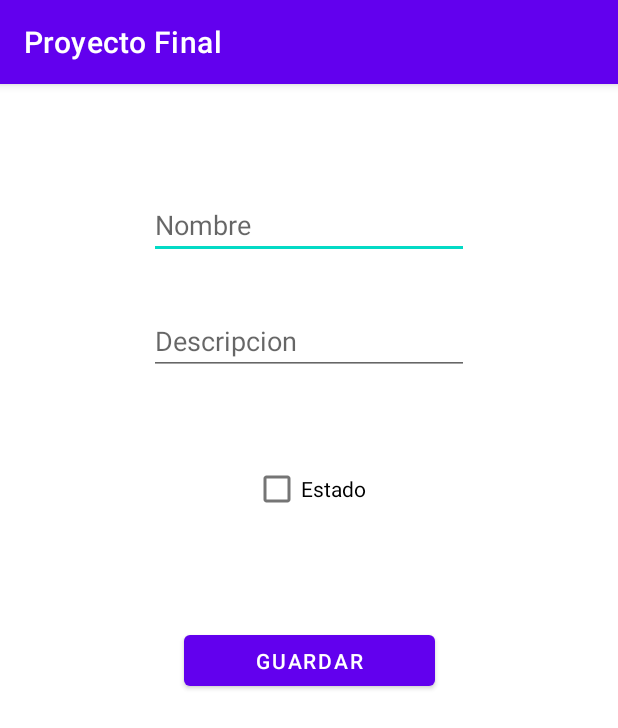
After one commit to OscarArregoces/proyecto-final-movil, an Android app: the createNotasActivity screen opened directly, with no data from a screen before it, on a phone screen of 412 x 824 dp. The commit adds this screen. Shown: the top 728 px of the screen. Run offline under Robolectric (Android 15) with nearby library versions, the phone set to English and light mode, and no system bars.

Commit message:
notas crud

```diff
--- a/app/src/main/java/Utils/Apis.java
+++ b/app/src/main/java/Utils/Apis.java
@@ -14,4 +14,8 @@ public class Apis {
 
         return Usuario.getUsuario(URL_001).create(UsuarioService.class);
     }
+
+    public static NotasServices getNotasService(){
+        return Notas.getNotas(URL_001).create(NotasServices.class);
+    }
 }
--- /dev/null
+++ b/app/src/main/java/Utils/NotasServices.java
@@ -0,0 +1,31 @@
+package Utils;
+
+import java.util.List;
+
+import Model.Notas;
+import retrofit2.Call;
+import retrofit2.http.Body;
+import retrofit2.http.DELETE;
+import retrofit2.http.GET;
+import retrofit2.http.POST;
+import retrofit2.http.PUT;
+import retrofit2.http.Path;
+
+
+
+public interface NotasServices {
+
+    @GET("notas/")
+    Call<List<Notas>> getNotas();
+
+    @POST("notas/create/")
+    Call<Notas>addNotas(@Body Notas notas);
+
+    @PUT("notas/update/{id}/")
+    Call<Notas>updateNotas(@Body Notas notas,@Path("id") int id);
+
+    @DELETE("notas/delete/{id}/")
+    Call<Notas>deleteNotas(@Path("id")int id);
+
+
+}
--- /dev/null
+++ b/app/src/main/java/com/example/proyectofinal/createNotasActivity.java
@@ -0,0 +1,85 @@
+package com.example.proyectofinal;
+
+import android.content.Intent;
+import android.os.Bundle;
+import android.util.Log;
+import android.view.View;
+import android.widget.ArrayAdapter;
+import android.widget.Button;
+import android.widget.CheckBox;
+import android.widget.EditText;
+import android.widget.LinearLayout;
+import android.widget.ListView;
+import android.widget.Toast;
+
+import androidx.annotation.Nullable;
+import androidx.appcompat.app.AppCompatActivity;
+
+import java.util.List;
+
+import Model.Notas;
+import Utils.Apis;
+import Utils.NotasServices;
+import retrofit2.Call;
+import retrofit2.Callback;
+import retrofit2.Response;
+
+public class createNotasActivity extends AppCompatActivity {
+
+    NotasServices service;
+    EditText txtNombre;
+    EditText txtDescription;
+    CheckBox txtEstado;
+    Button btnSave;
+
+    @Override
+    protected void onCreate(@Nullable Bundle savedInstanceState) {
+        super.onCreate(savedInstanceState);
+        setContentView(R.layout.create_activity_notas);
+
+        txtNombre=(EditText)findViewById(R.id.nombre);
+        txtDescription=(EditText)findViewById(R.id.description);
+        txtEstado= (CheckBox) findViewById(R.id.estado);
+        btnSave=(Button)findViewById(R.id.OnSave);
+
+        Bundle extras = getIntent().getExtras();
+
+        btnSave.setOnClickListener(new View.OnClickListener() {
+            @Override
+            public void onClick(View v) {
+                Notas notas=new Notas();
+                notas.setNombre(txtNombre.getText().toString());
+                notas.setDescripcion(txtDescription.getText().toString());
+                notas.setEstado(true);
+
+                if(txtNombre.length() == 0 || txtDescription.length() == 0){
+                    Toast.makeText(createNotasActivity.this, "Todos los campos son necesarios ", Toast.LENGTH_LONG).show();
+                }else{
+                    addPersona(notas);
+                }
+            }
+        });
+    }
+
+    public void addPersona(Notas notas) {
+        service = Apis.getNotasService();
+
+        Call<Notas> call = service.addNotas(notas);
+        call.enqueue(new Callback<Notas>() {
+            @Override
+            public void onResponse(Call<Notas> call, Response<Notas> response) {
+                if (response.isSuccessful()) {
+                    Toast.makeText(createNotasActivity.this, "Nota Guardada exitosamente", Toast.LENGTH_LONG).show();
+                    Intent intent = new Intent(createNotasActivity.this, NotasActivity.class);
+                    startActivity(intent);
+                }else{
+                    Toast.makeText(createNotasActivity.this, "Datos incorrectas", Toast.LENGTH_LONG).show();
+                }
+            }
+            @Override
+            public void onFailure(Call<Notas> call, Throwable t) {
+                Log.e("Error:", t.getMessage());
+            }
+        });
+    }
+}
--- /dev/null
+++ b/app/src/main/res/layout/create_activity_notas.xml
@@ -0,0 +1,56 @@
+<?xml version="1.0" encoding="utf-8"?>
+<androidx.constraintlayout.widget.ConstraintLayout xmlns:android="http://schemas.android.com/apk/res/android"
+    xmlns:app="http://schemas.android.com/apk/res-auto"
+    xmlns:tools="http://schemas.android.com/tools"
+    android:layout_width="match_parent"
+    android:layout_height="match_parent">
+
+    <EditText
+        android:id="@+id/nombre"
+        android:layout_width="wrap_content"
+        android:layout_height="wrap_content"
+        android:ems="10"
+        android:inputType="textPersonName"
+        android:hint="Nombre"
+        app:layout_constraintBottom_toBottomOf="parent"
+        app:layout_constraintEnd_toEndOf="parent"
+        app:layout_constraintStart_toStartOf="parent"
+        app:layout_constraintTop_toTopOf="parent"
+        app:layout_constraintVertical_bias="0.099" />
+
+    <EditText
+        android:id="@+id/description"
+        android:layout_width="wrap_content"
+        android:layout_height="wrap_content"
+        android:ems="10"
+        android:inputType="textPersonName"
+        android:hint="Descripcion"
+        app:layout_constraintBottom_toBottomOf="parent"
+        app:layout_constraintEnd_toEndOf="parent"
+        app:layout_constraintStart_toStartOf="parent"
+        app:layout_constraintTop_toTopOf="parent"
+        app:layout_constraintVertical_bias="0.206" />
+    <CheckBox
+        android:id="@+id/estado"
+        android:layout_width="wrap_content"
+        android:layout_height="wrap_content"
+        android:text="Estado"
+        app:layout_constraintBottom_toBottomOf="parent"
+        app:layout_constraintEnd_toEndOf="parent"
+        app:layout_constraintStart_toStartOf="parent"
+        app:layout_constraintTop_toTopOf="parent"
+        app:layout_constraintVertical_bias="0.342" />
+
+
+    <Button
+        android:id="@+id/OnSave"
+        android:layout_width="167dp"
+        android:layout_height="46dp"
+        android:text="Guardar"
+        app:layout_constraintBottom_toBottomOf="parent"
+        app:layout_constraintEnd_toEndOf="parent"
+        app:layout_constraintStart_toStartOf="parent"
+        app:layout_constraintTop_toTopOf="parent" />
+
+
+</androidx.constraintlayout.widget.ConstraintLayout>
```
Also changed, not shown: app/src/main/AndroidManifest.xml (+12 -3 lines), app/src/main/java/Model/Notas.java (added, +67 -0 lines), app/src/main/java/Utils/Notas.java (added, +11 -0 lines), app/src/main/java/adapter/NotasAdapter.java (added, +55 -0 lines), app/src/main/java/com/example/proyectofinal/MainActivity.java (+1 -10 lines), app/src/main/java/com/example/proyectofinal/NotasActivity.java (added, +132 -0 lines), app/src/main/java/com/example/proyectofinal/updateNotas.java (added, +75 -0 lines), app/src/main/res/drawable-v24/ic_delete_forever_black_24dp.xml (added, +9 -0 lines), app/src/main/res/drawable-v24/ic_edit_black_24dp.xml (added, +9 -0 lines), app/src/main/res/layout/activity_notas.xml (added, +40 -0 lines), app/src/main/res/layout/activity_notas_items.xml (added, +84 -0 lines), app/src/main/res/layout/update_notas.xml (added, +56 -0 lines), app/src/main/res/values/dimens.xml (added, +7 -0 lines), 1 other file.
